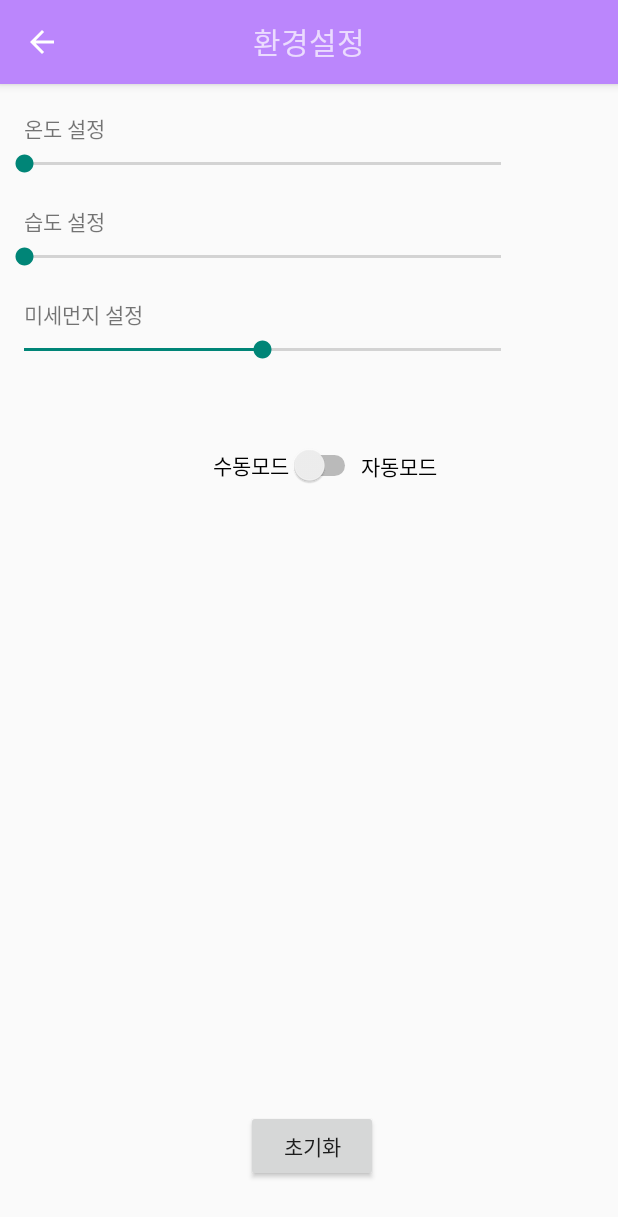
After one commit to 97cmj/mjc_project, an Android app: the SettingsActivity screen opened directly, with no data from a screen before it, on a phone screen of 412 x 824 dp. The commit adds this screen. Shown: the top 1217 px of the screen. Run offline under Robolectric (Android 15) with nearby library versions, the phone set to English and light mode, and no system bars; our stand-ins replace Firebase (no records; nobody signed in at launch, a user with empty details on screens opened directly).

Commit message:
Add files via upload

```diff
--- /dev/null
+++ b/최명진/SmartWindow/app/src/main/java/com/example/smartwindow/SettingsActivity.kt
@@ -0,0 +1,150 @@
+package com.example.smartwindow
+
+import android.os.Bundle
+import android.view.MenuItem
+import android.view.View
+import android.view.View.OnClickListener
+import android.widget.SeekBar
+import androidx.appcompat.app.AppCompatActivity
+import androidx.appcompat.widget.Toolbar
+import com.google.firebase.database.DatabaseReference
+import com.google.firebase.database.FirebaseDatabase
+import com.google.firebase.ktx.Firebase
+import kotlinx.android.synthetic.main.activity_settings.*
+
+class SettingsActivity : AppCompatActivity() {
+
+
+    override fun onCreate(savedInstanceState: Bundle?) {
+        super.onCreate(savedInstanceState)
+        setContentView(R.layout.activity_settings)
+
+        val toolbar = findViewById<Toolbar>(R.id.my_toolbar)
+        setSupportActionBar(toolbar)
+
+
+        supportActionBar?.setDisplayHomeAsUpEnabled(true)
+        supportActionBar?.setDisplayShowTitleEnabled(false)
+        loadData()
+
+
+        seekBar.setOnSeekBarChangeListener(object : SeekBar.OnSeekBarChangeListener {
+            override fun onProgressChanged(seekBar: SeekBar?, progress: Int, fromUser: Boolean) {
+                tempView.text = progress.toString()
+                saveData()
+            }
+
+            override fun onStartTrackingTouch(seekBar: SeekBar?) {
+            }
+
+            override fun onStopTrackingTouch(seekBar: SeekBar?) {
+            }
+        })
+
+        seekBar2.setOnSeekBarChangeListener(object : SeekBar.OnSeekBarChangeListener {
+            override fun onProgressChanged(seekBar: SeekBar?, progress: Int, fromUser: Boolean) {
+                humiView.text = progress.toString()
+                saveData()
+            }
+
+            override fun onStartTrackingTouch(seekBar: SeekBar?) {
+            }
+
+            override fun onStopTrackingTouch(seekBar: SeekBar?) {
+            }
+        })
+
+        seekBar3.setOnSeekBarChangeListener(object : SeekBar.OnSeekBarChangeListener {
+            override fun onProgressChanged(seekBar: SeekBar?, progress: Int, fromUser: Boolean) {
+                dustView.text = progress.toString()
+                saveData()
+            }
+
+            override fun onStartTrackingTouch(seekBar: SeekBar?) {
+            }
+
+            override fun onStopTrackingTouch(seekBar: SeekBar?) {
+            }
+        })
+
+
+
+        switch1.setOnClickListener(View.OnClickListener { //switch 부분
+            if (switch1.isChecked) {
+                switchTrue()
+            } else {
+                switchFalse()
+            }
+        });
+    }
+
+    override fun onOptionsItemSelected(item: MenuItem): Boolean {
+        val id = item.itemId
+        when (id) {
+            android.R.id.home -> {
+                finish()
+                return true
+            }
+        }
+        return super.onOptionsItemSelected(item)
+    }
+
+    override fun onDestroy() {
+        super.onDestroy()
+        saveData()
+    }
+
+
+
+    private fun switchTrue() { ////switch 부분
+        val pref = getSharedPreferences("pref", 0)
+        val edit = pref.edit() //수정모드
+        val database : FirebaseDatabase = FirebaseDatabase.getInstance()
+        val myRef : DatabaseReference = database.getReference("conf")
+        edit.putBoolean("switch",switch1.isChecked)
+        myRef.child("auto").setValue(true)
+        edit.apply();
+    }
+
+    private fun switchFalse() { ////switch 부분
+        val pref = getSharedPreferences("pref", 0)
+        val edit = pref.edit() //수정모드
+        val database : FirebaseDatabase = FirebaseDatabase.getInstance()
+        val myRef : DatabaseReference = database.getReference("conf")
+        edit.putBoolean("switch",switch1.isChecked)
+        myRef.child("auto").setValue(false)
+        edit.apply();
+    }
+
+    private fun saveData() {
+        val pref = getSharedPreferences("pref", 0)
+        val edit = pref.edit() //수정모드
+        val database : FirebaseDatabase = FirebaseDatabase.getInstance()
+        val myRef : DatabaseReference = database.getReference("conf")
+        val temp = tempView.text.toString()
+        val humi = humiView.text.toString()
+        val dust = dustView.text.toString()
+        edit.putString("temp", temp)
+        edit.putString("humi", humi)
+        edit.putString("dust", dust)
+        edit.putInt("seekbar", seekBar.progress)
+        edit.putInt("seekbar2",seekBar2.progress)
+        edit.apply() //저장완료
+        myRef.child("temp").setValue(temp)
+        myRef.child("humi").setValue(humi)
+        myRef.child("dust").setValue(dust)
+    }
+
+    private fun loadData() {
+        val pref = getSharedPreferences("pref", 0)
+        tempView.text = pref.getString("temp","")
+        humiView.text = pref.getString("humi", "")
+        dustView.text = pref.getString("dust", "")
+        seekBar.progress = pref.getInt("seekbar", 0)
+        seekBar2.progress = pref.getInt("seekbar2", 0)
+        switch1.isChecked = pref.getBoolean("switch", false)
+    }
+
+
+
+}
--- /dev/null
+++ b/최명진/SmartWindow/app/src/main/res/drawable/ic_clear.xml
@@ -0,0 +1,5 @@
+<vector android:height="24dp" android:tint="#FF9A9A9A"
+    android:viewportHeight="24.0" android:viewportWidth="24.0"
+    android:width="24dp" xmlns:android="http://schemas.android.com/apk/res/android">
+    <path android:fillColor="#FF000000" android:pathData="M19,6.41L17.59,5 12,10.59 6.41,5 5,6.41 10.59,12 5,17.59 6.41,19 12,13.41 17.59,19 19,17.59 13.41,12z"/>
+</vector>
--- /dev/null
+++ b/최명진/SmartWindow/app/src/main/res/layout/activity_settings.xml
@@ -0,0 +1,154 @@
+<?xml version="1.0" encoding="utf-8"?>
+<androidx.constraintlayout.widget.ConstraintLayout xmlns:android="http://schemas.android.com/apk/res/android"
+    xmlns:app="http://schemas.android.com/apk/res-auto"
+    xmlns:tools="http://schemas.android.com/tools"
+    android:layout_width="match_parent"
+    android:layout_height="match_parent"
+    tools:context=".MainActivity">
+
+    <SeekBar
+        android:id="@+id/seekBar3"
+        android:layout_width="350dp"
+        android:layout_height="wrap_content"
+        android:layout_marginTop="44dp"
+        android:max="100"
+        android:progress="50"
+        app:layout_constraintStart_toStartOf="parent"
+        app:layout_constraintTop_toBottomOf="@+id/seekBar2" />
+
+    <SeekBar
+        android:id="@+id/seekBar2"
+        android:layout_width="350dp"
+        android:layout_height="wrap_content"
+        android:layout_marginTop="44dp"
+        android:max="100"
+        android:progress="40"
+        app:layout_constraintStart_toStartOf="parent"
+        app:layout_constraintTop_toBottomOf="@+id/seekBar" />
+
+    <TextView
+        android:id="@+id/temptextView2"
+        android:layout_width="wrap_content"
+        android:layout_height="wrap_content"
+        android:layout_marginStart="16dp"
+        android:layout_marginBottom="4dp"
+        android:text="온도 설정"
+        app:layout_constraintBottom_toTopOf="@+id/seekBar"
+        app:layout_constraintStart_toStartOf="parent" />
+
+    <androidx.appcompat.widget.Toolbar
+        android:id="@+id/my_toolbar"
+        android:layout_width="match_parent"
+        android:layout_height="?attr/actionBarSize"
+        android:layout_marginBottom="32dp"
+        android:background="@color/purple_200"
+        android:elevation="4dp"
+        android:popupTheme="@style/ThemeOverlay.AppCompat.Light"
+        android:theme="@style/ThemeOverlay.AppCompat.Dark.ActionBar"
+        tools:ignore="MissingConstraints">
+
+        <TextView
+            android:id="@+id/toolbar_title"
+            android:layout_width="wrap_content"
+            android:layout_height="wrap_content"
+            android:layout_gravity="center"
+            android:text="환경설정"
+            android:textSize="20sp" />
+    </androidx.appcompat.widget.Toolbar>
+
+    <SeekBar
+        android:id="@+id/seekBar"
+        android:layout_width="350dp"
+        android:layout_height="wrap_content"
+        android:layout_marginTop="44dp"
+        android:max="50"
+        android:progress="30"
+        app:layout_constraintStart_toStartOf="parent"
+        app:layout_constraintTop_toBottomOf="@+id/my_toolbar" />
+
+    <TextView
+        android:id="@+id/tempView"
+        android:layout_width="wrap_content"
+        android:layout_height="wrap_content"
+        android:layout_marginTop="50dp"
+        android:text="30"
+        app:layout_constraintEnd_toEndOf="parent"
+        app:layout_constraintStart_toEndOf="@+id/seekBar"
+        app:layout_constraintTop_toBottomOf="@+id/my_toolbar" />
+
+    <Button
+        android:id="@+id/resetBtn"
+        android:layout_width="wrap_content"
+        android:layout_height="wrap_content"
+        android:layout_marginEnd="160dp"
+        android:layout_marginBottom="36dp"
+        android:text="초기화"
+        app:layout_constraintBottom_toBottomOf="parent"
+        app:layout_constraintEnd_toEndOf="parent" />
+
+    <TextView
+        android:id="@+id/humiView"
+        android:layout_width="wrap_content"
+        android:layout_height="wrap_content"
+        android:text="40"
+        app:layout_constraintEnd_toEndOf="parent"
+        app:layout_constraintStart_toEndOf="@+id/seekBar2"
+        app:layout_constraintTop_toTopOf="@+id/seekBar2" />
+
+    <TextView
+        android:id="@+id/textView2"
+        android:layout_width="wrap_content"
+        android:layout_height="wrap_content"
+        android:layout_marginStart="16dp"
+        android:layout_marginBottom="4dp"
+        android:text="습도 설정"
+        app:layout_constraintBottom_toTopOf="@+id/seekBar2"
+        app:layout_constraintStart_toStartOf="parent" />
+
+    <Switch
+        android:id="@+id/switch1"
+        android:layout_width="wrap_content"
+        android:layout_height="wrap_content"
+        android:layout_marginTop="44dp"
+        android:minWidth="48dp"
+        android:minHeight="48dp"
+        android:showText="false"
+        android:text="수동모드"
+        android:textColor="#000000"
+        app:layout_constraintEnd_toEndOf="parent"
+        app:layout_constraintHorizontal_bias="0.453"
+        app:layout_constraintStart_toStartOf="parent"
+        app:layout_constraintTop_toBottomOf="@+id/seekBar3"
+        tools:ignore="UseSwitchCompatOrMaterialXml" />
+
+    <TextView
+        android:id="@+id/textView3"
+        android:layout_width="wrap_content"
+        android:layout_height="wrap_content"
+        android:layout_marginTop="58dp"
+        android:text="자동모드"
+        android:textColor="#000000"
+        app:layout_constraintStart_toEndOf="@+id/switch1"
+        app:layout_constraintTop_toBottomOf="@+id/seekBar3" />
+
+    <TextView
+        android:id="@+id/textView4"
+        android:layout_width="wrap_content"
+        android:layout_height="wrap_content"
+        android:layout_marginStart="16dp"
+        android:layout_marginBottom="4dp"
+        android:text="미세먼지 설정"
+        app:layout_constraintBottom_toTopOf="@+id/seekBar3"
+        app:layout_constraintStart_toStartOf="parent" />
+
+    <TextView
+        android:id="@+id/dustView"
+        android:layout_width="wrap_content"
+        android:layout_height="wrap_content"
+        android:text="50"
+        app:layout_constraintEnd_toEndOf="parent"
+        app:layout_constraintStart_toEndOf="@+id/seekBar3"
+        app:layout_constraintTop_toTopOf="@+id/seekBar3" />
+
+
+</androidx.constraintlayout.widget.ConstraintLayout>
--- /dev/null
+++ b/최명진/SmartWindow/app/src/main/res/values/dimens.xml
@@ -0,0 +1,5 @@
+<resources>
+    <!-- Default screen margins, per the Android Design guidelines. -->
+    <dimen name="activity_horizontal_margin">16dp</dimen>
+    <dimen name="activity_vertical_margin">16dp</dimen>
+</resources>
--- /dev/null
+++ b/최명진/SmartWindow/app/src/main/res/values/integers.xml
@@ -0,0 +1,6 @@
+<?xml version="1.0" encoding="utf-8"?>
+<resources>
+    <integer name="seek_bar_default">30</integer>
+    <integer name="seek_bar_max">50</integer>
+    <integer name="seek_bar_min">0</integer>
+</resources>
--- a/최명진/SmartWindow/app/src/main/res/values/strings.xml
+++ b/최명진/SmartWindow/app/src/main/res/values/strings.xml
@@ -1,3 +1,5 @@
 <resources>
     <string name="app_name">My Application</string>
+    <string name="default_notification_channel_id" translatable="false">fcm_default_channel</string>
+    <string name="msg_token_fmt" translatable="false">토큰 : %s</string>
 </resources>
--- /dev/null
+++ b/최명진/SmartWindow/app/src/main/res/values/styles.xml
@@ -0,0 +1,5 @@
+<?xml version="1.0" encoding="utf-8"?>
+<resources>
+
+
+</resources>
--- a/최명진/SmartWindow/app/src/main/res/values/themes.xml
+++ b/최명진/SmartWindow/app/src/main/res/values/themes.xml
@@ -1,6 +1,6 @@
 <resources xmlns:tools="http://schemas.android.com/tools">
     <!-- Base application theme. -->
-    <style name="Theme.SmartWindow" parent="Theme.MaterialComponents.DayNight.DarkActionBar">
+    <style name="Theme.SmartWindow" parent="Theme.AppCompat.Light.NoActionBar">
         <!-- Primary brand color. -->
         <item name="colorPrimary">@color/purple_500</item>
         <item name="colorPrimaryVariant">@color/purple_700</item>
@@ -11,6 +11,6 @@
         <item name="colorOnSecondary">@color/black</item>
         <!-- Status bar color. -->
         <item name="android:statusBarColor">?attr/colorPrimaryVariant</item>
-        <!-- Customize your theme here. -->
+        <item name="colorControlHighlight">#fd4381</item>
     </style>
 </resources>
--- a/최명진/SmartWindow/build.gradle
+++ b/최명진/SmartWindow/build.gradle
@@ -24,6 +24,7 @@ plugins {
     id 'com.android.application' version '7.3.0' apply false
     id 'com.android.library' version '7.3.0' apply false
     id 'com.google.gms.google-services' version '4.3.14' apply false
+    id 'org.jetbrains.kotlin.android' version '1.7.20' apply false
     // other plugins in build.gradle(project)
 }
 
```
Also changed, not shown: 최명진/SmartWindow/app/build.gradle (+22 -4 lines), 최명진/SmartWindow/app/src/main/AndroidManifest.xml (+19 -3 lines), 최명진/SmartWindow/app/src/main/java/com/example/smartwindow/FcmReceiveService.kt (added, +132 -0 lines), 최명진/SmartWindow/app/src/main/java/com/example/smartwindow/MainActivity.java (+42 -2 lines), 최명진/SmartWindow/app/src/main/res/drawable/button_round.xml (added, +11 -0 lines), 최명진/SmartWindow/app/src/main/res/drawable/ic_add.xml (added, +9 -0 lines), 최명진/SmartWindow/app/src/main/res/drawable/ic_back.xml (added, +9 -0 lines), 최명진/SmartWindow/app/src/main/res/drawable/ic_settings_black.xml (added, +9 -0 lines), 최명진/SmartWindow/app/src/main/res/layout/activity_main.xml (+20 -1 lines), 최명진/SmartWindow/app/src/main/res/menu/menu.xml (added, +13 -0 lines), 최명진/SmartWindow/app/src/main/res/menu/menu2.xml (added, +10 -0 lines).
